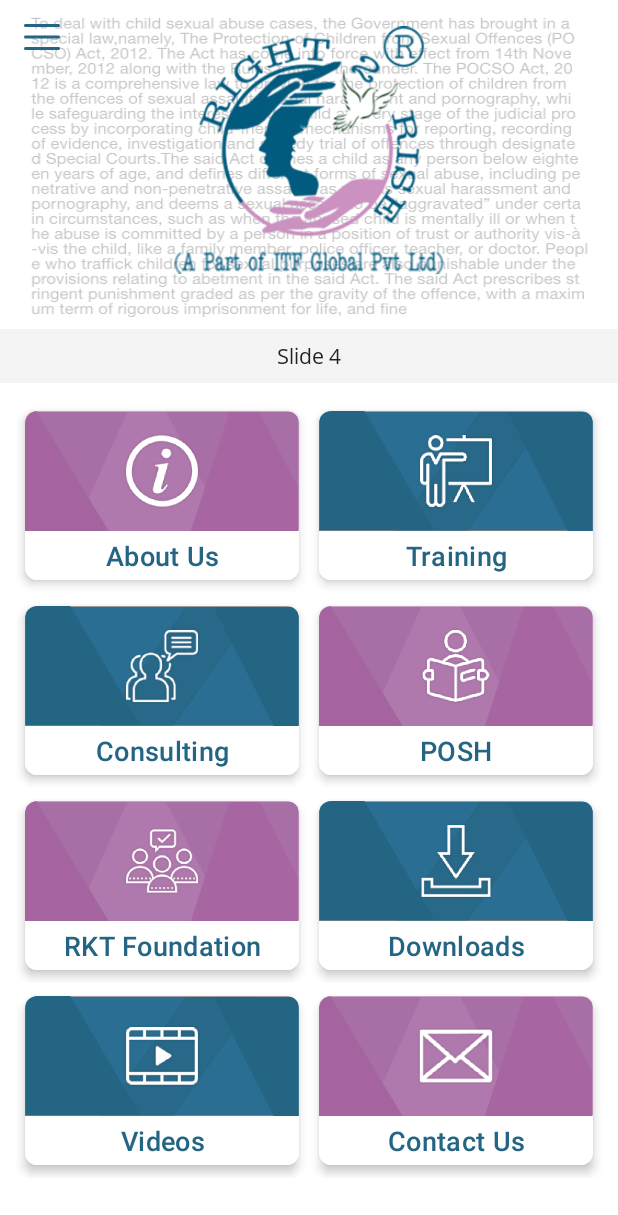
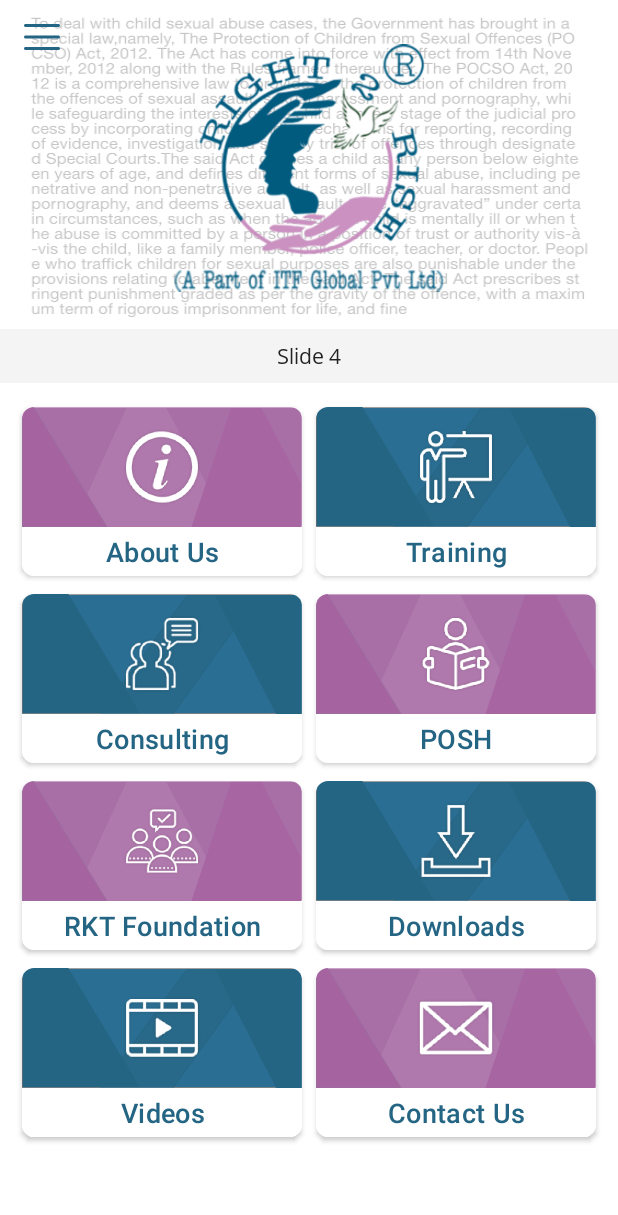
Before and after one commit to raza11409652/right_to_rise, an Android app: the screen it shows after launch (Home), on a phone screen of 412 x 824 dp. Shown: the top 1215 px of the screen. Run offline under Robolectric (Android 15) with nearby library versions, the phone set to English and light mode, and no system bars.

Commit message:
Update 2.0

```diff
--- a/app/src/main/res/layout/home_layout.xml
+++ b/app/src/main/res/layout/home_layout.xml
@@ -22,6 +22,7 @@
                 android:padding="@dimen/padding_10">
 
                 <ImageView
+                    android:layout_marginTop="@dimen/padding_12"
                     android:layout_width="@dimen/size_180"
                     android:layout_height="@dimen/size_180"
                     android:layout_gravity="center"
@@ -55,7 +56,7 @@
                         android:layout_weight="1"
                         android:clipToPadding="true"
                         app:cardCornerRadius="@dimen/size_8"
-                        app:cardElevation="@dimen/size_4"
+                        app:cardElevation="@dimen/size_2"
                         app:cardUseCompatPadding="true">
 
                         <LinearLayout
@@ -96,7 +97,7 @@
                         android:layout_weight="1"
                         android:clipToPadding="true"
                         app:cardCornerRadius="@dimen/size_8"
-                        app:cardElevation="@dimen/size_4"
+                        app:cardElevation="@dimen/size_2"
                         app:cardUseCompatPadding="true">
 
                         <LinearLayout
@@ -145,7 +146,7 @@
                         android:layout_weight="1"
                         android:clipToPadding="true"
                         app:cardCornerRadius="@dimen/size_8"
-                        app:cardElevation="@dimen/size_4"
+                        app:cardElevation="@dimen/size_2"
                         app:cardUseCompatPadding="true">
 
                         <LinearLayout
@@ -186,7 +187,7 @@
                         android:layout_weight="1"
                         android:clipToPadding="true"
                         app:cardCornerRadius="@dimen/size_8"
-                        app:cardElevation="@dimen/size_4"
+                        app:cardElevation="@dimen/size_2"
                         app:cardUseCompatPadding="true">
 
                         <LinearLayout
@@ -235,7 +236,7 @@
                         android:layout_weight="1"
                         android:clipToPadding="true"
                         app:cardCornerRadius="@dimen/size_8"
-                        app:cardElevation="@dimen/size_4"
+                        app:cardElevation="@dimen/size_2"
                         app:cardUseCompatPadding="true">
 
                         <LinearLayout
@@ -276,7 +277,7 @@
                         android:layout_weight="1"
                         android:clipToPadding="true"
                         app:cardCornerRadius="@dimen/size_8"
-                        app:cardElevation="@dimen/size_4"
+                        app:cardElevation="@dimen/size_2"
                         app:cardUseCompatPadding="true">
 
                         <LinearLayout
@@ -326,7 +327,7 @@
                         android:layout_weight="1"
                         android:clipToPadding="true"
                         app:cardCornerRadius="@dimen/size_8"
-                        app:cardElevation="@dimen/size_4"
+                        app:cardElevation="@dimen/size_2"
                         app:cardUseCompatPadding="true">
 
                         <LinearLayout
@@ -367,7 +368,7 @@
                         android:layout_weight="1"
                         android:clipToPadding="true"
                         app:cardCornerRadius="@dimen/size_8"
-                        app:cardElevation="@dimen/size_4"
+                        app:cardElevation="@dimen/size_2"
                         app:cardUseCompatPadding="true">
 
                         <LinearLayout
--- a/app/src/main/res/values/dimens.xml
+++ b/app/src/main/res/values/dimens.xml
@@ -23,4 +23,5 @@
     <dimen name="size_1">1sp</dimen>
     <dimen name="size_20">20sp</dimen>
     <dimen name="size_64">64sp</dimen>
+    <dimen name="size_2">2sp</dimen>
 </resources>
```
Also changed, not shown: app/src/main/res/layout/fragment_consultancy.xml (+9 -6 lines), app/src/main/res/layout/fragment_downloads.xml (+6 -4 lines), app/src/main/res/layout/fragment_foundation.xml (+7 -0 lines), app/src/main/res/layout/fragment_posh.xml (+9 -4 lines), app/src/main/res/layout/fragment_training.xml (+10 -0 lines).
